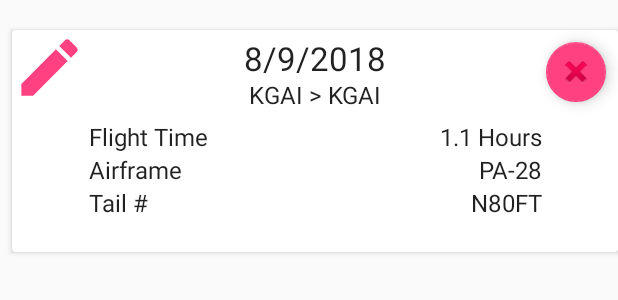
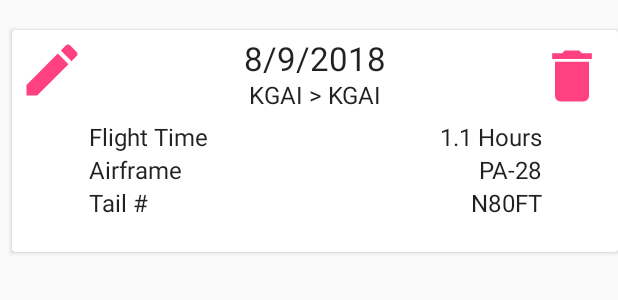
Before and after one commit to kkingsbe/ELogbook, an Android app: the layout example_flight.xml on its own in the app's theme, with its tools: preview values and no code run, on a phone screen of 412 x 824 dp. Shown: the top 300 px of the screen. Run offline under Robolectric (Android 15) with nearby library versions, the phone set to English and light mode, and no system bars.

Commit message:
Finished swapping floatingactionbuttons to images

```diff
--- a/app/src/main/java/com/example/kkingsbe/elogbook/FlightAdapter.java
+++ b/app/src/main/java/com/example/kkingsbe/elogbook/FlightAdapter.java
@@ -33,7 +33,7 @@ public class FlightAdapter extends RecyclerView.Adapter<FlightAdapter.ExampleVie
         public TextView mAirFrame;
         public TextView mTailNumber;
         public ImageView mEditButton;
-        public FloatingActionButton mDeleteButton;
+        public ImageView mDeleteButton;
 
         public ExampleViewHolder(@NonNull View itemView, final OnItemClickListener listener) {
             super(itemView);
--- /dev/null
+++ b/app/src/main/res/drawable/ic_delete_black_24dp.xml
@@ -0,0 +1,9 @@
+<vector xmlns:android="http://schemas.android.com/apk/res/android"
+        android:width="24dp"
+        android:height="24dp"
+        android:viewportWidth="24.0"
+        android:viewportHeight="24.0">
+    <path
+        android:fillColor="@color/colorAccent"
+        android:pathData="M6,19c0,1.1 0.9,2 2,2h8c1.1,0 2,-0.9 2,-2V7H6v12zM19,4h-3.5l-1,-1h-5l-1,1H5v2h14V4z"/>
+</vector>
--- a/app/src/main/res/layout/activity_main.xml
+++ b/app/src/main/res/layout/activity_main.xml
@@ -23,12 +23,10 @@
 
     <android.support.v7.widget.RecyclerView
         android:id="@+id/recyclerview"
-        android:layout_width="411dp"
-        android:layout_height="658dp"
-        android:layout_marginBottom="8dp"
+        android:layout_width="365dp"
+        android:layout_height="0dp"
         android:layout_marginEnd="8dp"
         android:layout_marginStart="8dp"
-        android:layout_marginTop="8dp"
         android:onClick="delete"
         android:padding="4dp"
         app:layout_constraintBottom_toBottomOf="parent"
--- a/app/src/main/res/layout/example_flight.xml
+++ b/app/src/main/res/layout/example_flight.xml
@@ -21,11 +21,13 @@
 
         <ImageView
             android:id="@+id/FlightEditButton"
-            android:layout_width="50dp"
-            android:layout_height="50dp"
+            android:layout_width="45dp"
+            android:layout_height="45dp"
+            android:layout_marginStart="4dp"
+            android:layout_marginTop="4dp"
+            android:src="@drawable/ic_edit_black_24dp"
             app:layout_constraintStart_toStartOf="parent"
-            app:layout_constraintTop_toTopOf="parent"
-            app:srcCompat="@drawable/ic_edit_black_24dp" />
+            app:layout_constraintTop_toTopOf="parent" />
 
         <TextView
             android:id="@+id/Date"
@@ -147,18 +149,15 @@
                 android:layout_height="match_parent" />
         </TableLayout>
 
-        <android.support.design.widget.FloatingActionButton
+        <ImageView
             android:id="@+id/FlightDeleteButton"
-            android:layout_width="wrap_content"
-            android:layout_height="wrap_content"
+            android:layout_width="45dp"
+            android:layout_height="45dp"
             android:layout_marginEnd="8dp"
             android:layout_marginTop="8dp"
-            android:clickable="true"
-            android:onClick="delete"
-            android:src="@android:drawable/ic_delete"
-            app:fabSize="mini"
             app:layout_constraintEnd_toEndOf="parent"
-            app:layout_constraintTop_toTopOf="parent" />
+            app:layout_constraintTop_toTopOf="parent"
+            android:src="@drawable/ic_delete_black_24dp" />
 
     </android.support.constraint.ConstraintLayout>
 
```
